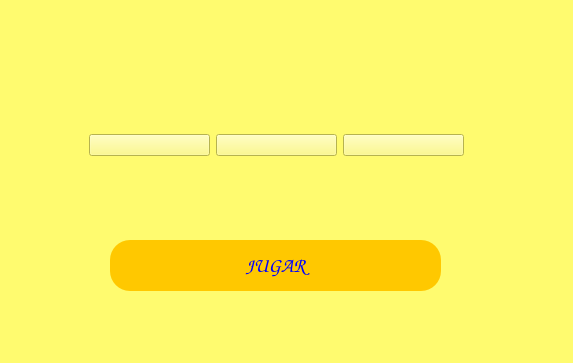
This is startwindow.ui in LuisMiguelSC/project-flappy as Qt 5 draws it before an edit. The edited form follows.
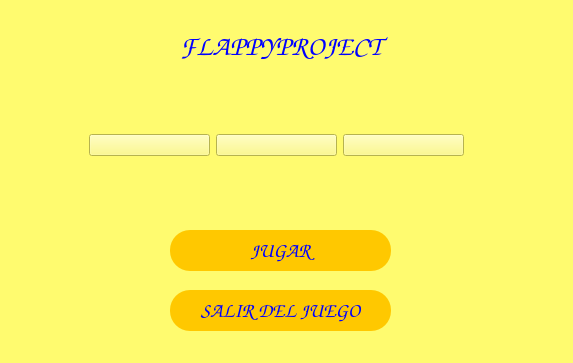
This is the edited form. Icons and pictures are not drawn.

Diff of the .ui file:
```diff
--- a/startwindow.ui
+++ b/startwindow.ui
@@ -22,10 +22,10 @@
   <widget class="QPushButton" name="Inicio">
    <property name="geometry">
     <rect>
-     <x>110</x>
-     <y>240</y>
-     <width>331</width>
-     <height>51</height>
+     <x>170</x>
+     <y>230</y>
+     <width>221</width>
+     <height>41</height>
     </rect>
    </property>
    <property name="font">
@@ -113,6 +113,61 @@
     </item>
    </layout>
   </widget>
+  <widget class="QPushButton" name="Salir">
+   <property name="geometry">
+    <rect>
+     <x>170</x>
+     <y>290</y>
+     <width>221</width>
+     <height>41</height>
+    </rect>
+   </property>
+   <property name="font">
+    <font>
+     <family>Comic Sans MS</family>
+     <pointsize>-1</pointsize>
+     <bold>true</bold>
+    </font>
+   </property>
+   <property name="cursor">
+    <cursorShape>ArrowCursor</cursorShape>
+   </property>
+   <property name="styleSheet">
+    <string notr="true">border-radius: 20px;
+color: rgb(0, 0, 255);
+font-size: 20px;
+font-family: &quot;Comic Sans MS&quot;;
+font-weight: bold;
+background-color:rgb(255, 200, 0)</string>
+   </property>
+   <property name="text">
+    <string>SALIR DEL JUEGO</string>
+   </property>
+  </widget>
+  <widget class="QLabel" name="label">
+   <property name="geometry">
+    <rect>
+     <x>180</x>
+     <y>30</y>
+     <width>301</width>
+     <height>31</height>
+    </rect>
+   </property>
+   <property name="font">
+    <font>
+     <family>Comic Sans MS</family>
+     <pointsize>21</pointsize>
+     <italic>false</italic>
+     <bold>true</bold>
+    </font>
+   </property>
+   <property name="styleSheet">
+    <string notr="true">color:rgb(0, 0, 255)</string>
+   </property>
+   <property name="text">
+    <string>FLAPPYPROJECT</string>
+   </property>
+  </widget>
  </widget>
  <resources>
   <include location="assets.qrc"/>
```
